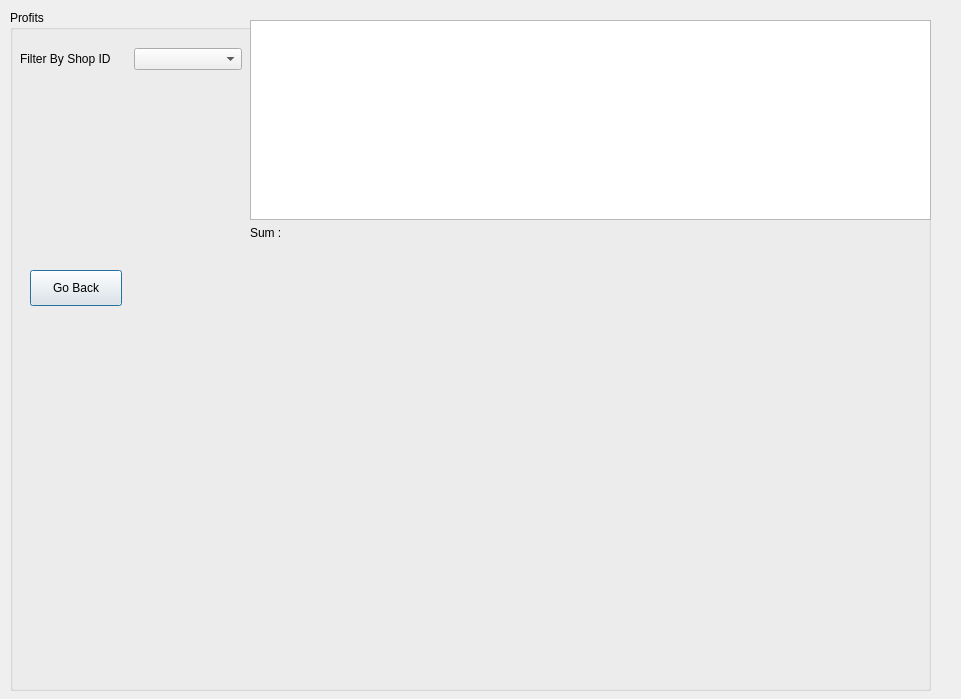
Qt form QtApplication/16Cycles/profits.ui (Slavyana-c/16-Cycles) before a commit.
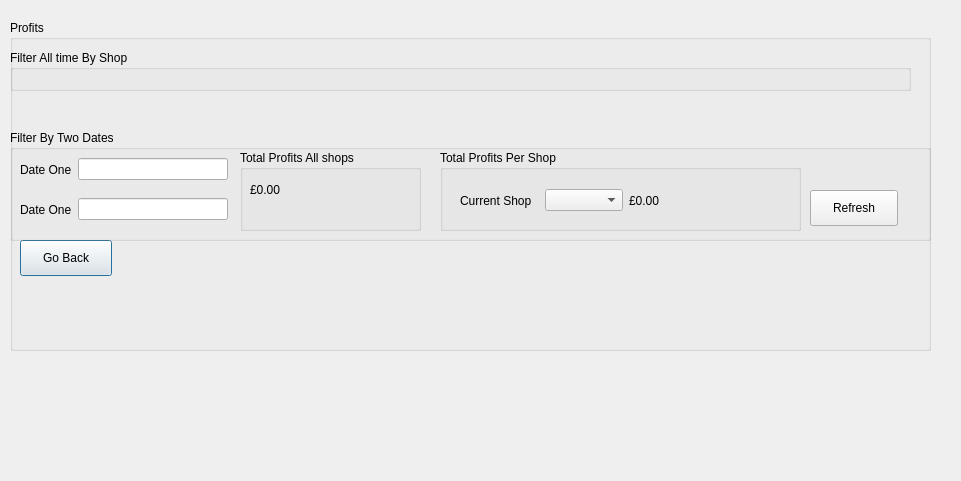
The same form after that commit.

```diff
--- a/QtApplication/16Cycles/profits.ui
+++ b/QtApplication/16Cycles/profits.ui
@@ -7,7 +7,7 @@
     <x>0</x>
     <y>0</y>
     <width>961</width>
-    <height>699</height>
+    <height>481</height>
    </rect>
   </property>
   <property name="windowTitle">
@@ -17,9 +17,9 @@
    <property name="geometry">
     <rect>
      <x>10</x>
-     <y>10</y>
+     <y>20</y>
      <width>921</width>
-     <height>681</height>
+     <height>331</height>
     </rect>
    </property>
    <property name="title">
@@ -28,8 +28,8 @@
    <widget class="QPushButton" name="goBackButton">
     <property name="geometry">
      <rect>
-      <x>20</x>
-      <y>260</y>
+      <x>10</x>
+      <y>220</y>
       <width>92</width>
       <height>36</height>
      </rect>
@@ -38,49 +38,166 @@
      <string>Go Back</string>
     </property>
    </widget>
-   <widget class="QWidget" name="">
+   <widget class="QGroupBox" name="filterTwoDatesGroupBox">
     <property name="geometry">
      <rect>
-      <x>240</x>
-      <y>10</y>
-      <width>681</width>
-      <height>220</height>
+      <x>0</x>
+      <y>110</y>
+      <width>921</width>
+      <height>111</height>
      </rect>
     </property>
-    <layout class="QVBoxLayout" name="verticalLayout">
-     <item>
-      <widget class="QTableView" name="profitsTableView"/>
-     </item>
-     <item>
-      <widget class="QLabel" name="profitsSumLabel">
-       <property name="text">
-        <string>Sum : </string>
-       </property>
-      </widget>
-     </item>
-    </layout>
+    <property name="title">
+     <string>Filter By Two Dates</string>
+    </property>
+    <widget class="QGroupBox" name="filterTwoDatesProfitsAllShopsGroupBox">
+     <property name="geometry">
+      <rect>
+       <x>230</x>
+       <y>20</y>
+       <width>181</width>
+       <height>81</height>
+      </rect>
+     </property>
+     <property name="title">
+      <string>Total Profits All shops</string>
+     </property>
+     <widget class="QLabel" name="FilterTwoDatesProfitsLabel">
+      <property name="geometry">
+       <rect>
+        <x>10</x>
+        <y>30</y>
+        <width>91</width>
+        <height>20</height>
+       </rect>
+      </property>
+      <property name="layoutDirection">
+       <enum>Qt::LeftToRight</enum>
+      </property>
+      <property name="text">
+       <string>£0.00</string>
+      </property>
+     </widget>
+    </widget>
+    <widget class="QGroupBox" name="filterTwoDatesShopsGroupBox">
+     <property name="geometry">
+      <rect>
+       <x>430</x>
+       <y>20</y>
+       <width>361</width>
+       <height>81</height>
+      </rect>
+     </property>
+     <property name="title">
+      <string>Total Profits Per Shop</string>
+     </property>
+     <widget class="QWidget" name="">
+      <property name="geometry">
+       <rect>
+        <x>20</x>
+        <y>30</y>
+        <width>331</width>
+        <height>41</height>
+       </rect>
+      </property>
+      <layout class="QHBoxLayout" name="horizontalLayout_5">
+       <item>
+        <layout class="QHBoxLayout" name="horizontalLayout_4">
+         <item>
+          <widget class="QLabel" name="filterTwoDatesShopsLabel">
+           <property name="text">
+            <string>Current Shop</string>
+           </property>
+          </widget>
+         </item>
+         <item>
+          <widget class="QComboBox" name="filterTwoDatesShopsComboBox"/>
+         </item>
+        </layout>
+       </item>
+       <item>
+        <widget class="QLabel" name="FilterTwoDatesProfitsShopsLabel">
+         <property name="layoutDirection">
+          <enum>Qt::LeftToRight</enum>
+         </property>
+         <property name="text">
+          <string>£0.00</string>
+         </property>
+        </widget>
+       </item>
+      </layout>
+     </widget>
+    </widget>
+    <widget class="QPushButton" name="filterTwoDatesRefreshButton">
+     <property name="geometry">
+      <rect>
+       <x>800</x>
+       <y>60</y>
+       <width>88</width>
+       <height>36</height>
+      </rect>
+     </property>
+     <property name="text">
+      <string>Refresh</string>
+     </property>
+    </widget>
+    <widget class="QWidget" name="">
+     <property name="geometry">
+      <rect>
+       <x>10</x>
+       <y>20</y>
+       <width>208</width>
+       <height>39</height>
+      </rect>
+     </property>
+     <layout class="QHBoxLayout" name="horizontalLayout_2">
+      <item>
+       <widget class="QLabel" name="dateOneLabel">
+        <property name="text">
+         <string>Date One</string>
+        </property>
+       </widget>
+      </item>
+      <item>
+       <widget class="QLineEdit" name="dateOneLineEdit"/>
+      </item>
+     </layout>
+    </widget>
+    <widget class="QWidget" name="">
+     <property name="geometry">
+      <rect>
+       <x>10</x>
+       <y>60</y>
+       <width>208</width>
+       <height>39</height>
+      </rect>
+     </property>
+     <layout class="QHBoxLayout" name="horizontalLayout_3">
+      <item>
+       <widget class="QLabel" name="dateTwoLabel">
+        <property name="text">
+         <string>Date One</string>
+        </property>
+       </widget>
+      </item>
+      <item>
+       <widget class="QLineEdit" name="dateTwoLineEdit"/>
+      </item>
+     </layout>
+    </widget>
    </widget>
-   <widget class="QWidget" name="">
+   <widget class="QGroupBox" name="groupBox_2">
     <property name="geometry">
      <rect>
-      <x>10</x>
+      <x>0</x>
       <y>30</y>
-      <width>222</width>
-      <height>38</height>
+      <width>901</width>
+      <height>41</height>
      </rect>
     </property>
-    <layout class="QHBoxLayout" name="horizontalLayout">
-     <item>
-      <widget class="QLabel" name="profitsFilterShop">
-       <property name="text">
-        <string>Filter By Shop ID</string>
-       </property>
-      </widget>
-     </item>
-     <item>
-      <widget class="QComboBox" name="profitsShopComboBox"/>
-     </item>
-    </layout>
+    <property name="title">
+     <string>Filter All time By Shop</string>
+    </property>
    </widget>
   </widget>
  </widget>
```
